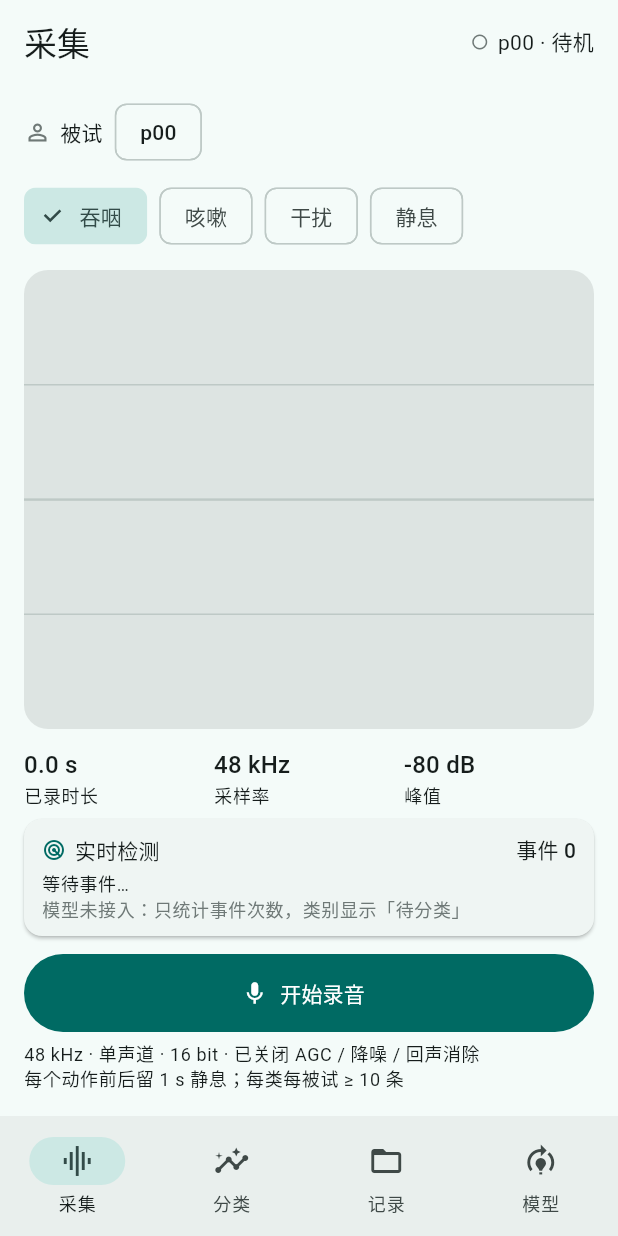
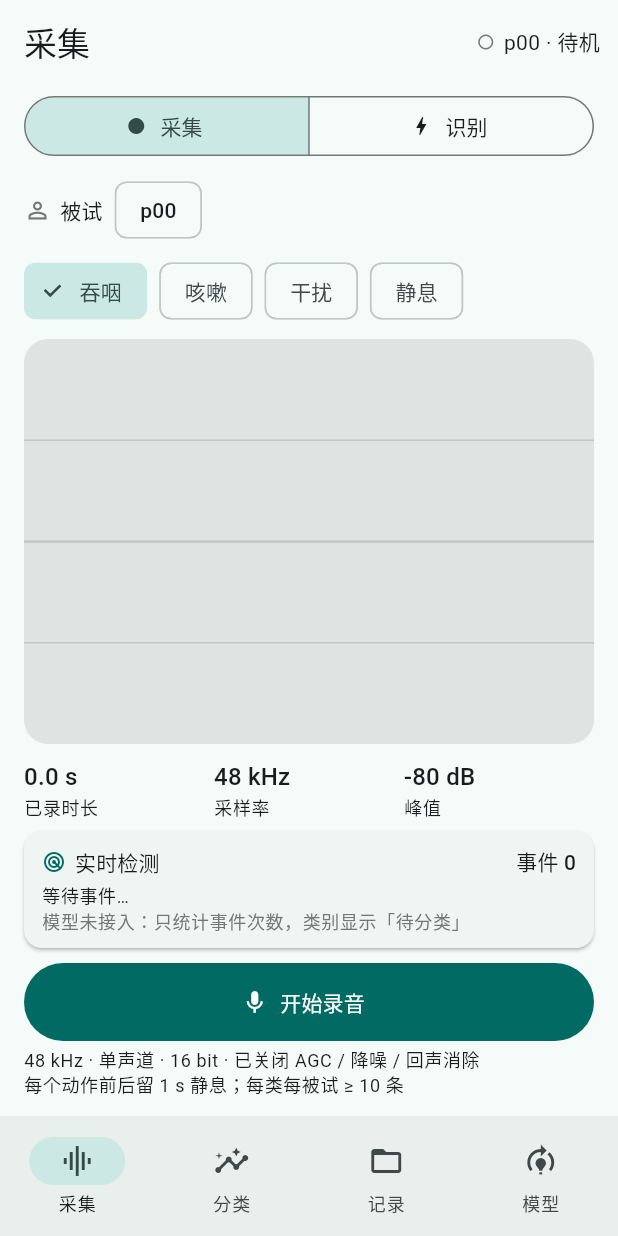
Before and after one commit to qszyljy/swallow-monitor, a Flutter app: the screen it shows after launch, on a phone screen of 412 x 824 dp. Run offline on Flutter 3.47's test engine with Material 3 defaults, Android fonts, the phone set to English and light mode, and no system bars; our stand-ins replace file_picker, share_plus; missing offline and left inert: record.

Commit message:
双模式：采集（落盘）/ 识别（不落盘 + 盲测判对判错）

```diff
--- /dev/null
+++ b/lib/core/benchmark_log.dart
@@ -0,0 +1,45 @@
+import 'dart:io';
+
+import 'package:path_provider/path_provider.dart';
+
+/// 盲测记录的一条：现场判对判错，报告里要用。
+class BenchmarkEntry {
+  const BenchmarkEntry({
+    required this.time,
+    required this.label,
+    required this.score,
+    required this.latencyMs,
+    required this.correct,
+  });
+
+  final DateTime time;
+  final String label;
+  final double score;
+  final int latencyMs;
+  final bool correct;
+
+  String toCsvRow() => '${time.toIso8601String()},$label,'
+      '${score.toStringAsFixed(3)},$latencyMs,${correct ? 1 : 0}';
+}
+
+class BenchmarkLog {
+  /// 写到 `benchmark/bench_<时间戳>.csv`，返回文件，供分享。
+  static Future<File> write(List<BenchmarkEntry> entries) async {
+    final base = await getApplicationDocumentsDirectory();
+    final dir = Directory('${base.path}/benchmark');
+    await dir.create(recursive: true);
+
+    String two(int v) => v.toString().padLeft(2, '0');
+    final now = DateTime.now();
+    final stamp = '${now.year}${two(now.month)}${two(now.day)}_'
+        '${two(now.hour)}${two(now.minute)}${two(now.second)}';
+
+    final file = File('${dir.path}/bench_$stamp.csv');
+    final buffer = StringBuffer('time,label,score,latency_ms,correct\n');
+    for (final entry in entries) {
+      buffer.writeln(entry.toCsvRow());
+    }
+    await file.writeAsString(buffer.toString());
+    return file;
+  }
+}
--- a/lib/core/recorder_service.dart
+++ b/lib/core/recorder_service.dart
@@ -129,7 +129,8 @@ class RecorderService extends ChangeNotifier {
     return path;
   }
 
-  Future<void> start({EventLabel? event}) async {
+  /// [saveAudio] 为 false 时不落盘——识别/盲测模式用，避免现场演示污染数据集。
+  Future<void> start({EventLabel? event, bool saveAudio = true}) async {
     if (recording) return;
     error = null;
     label = event ?? label;
@@ -147,7 +148,7 @@ class RecorderService extends ChangeNotifier {
     }
 
     try {
-      final path = await _nextPath(label);
+      final String? path = saveAudio ? await _nextPath(label) : null;
       await _source.start(wavPath: path);
       lastFile = path;
       _frameSub = _source.frames.listen(_onFrame);
--- a/lib/ui/capture_page.dart
+++ b/lib/ui/capture_page.dart
@@ -1,8 +1,10 @@
 import 'dart:async';
 
 import 'package:flutter/material.dart';
+import 'package:share_plus/share_plus.dart';
 
 import '../core/app_event.dart';
+import '../core/benchmark_log.dart';
 import '../core/contracts/classifier.dart';
 import '../core/contracts/detector.dart';
 import '../core/contracts/sample_source.dart';
@@ -11,6 +13,8 @@ import '../core/recorder_service.dart';
 import '../core/spec.dart';
 import 'event_annotation_page.dart';
 import 'waveform_view.dart';
+
+enum CaptureMode { collect, recognize }
 
 class CapturePage extends StatefulWidget {
   const CapturePage({super.key, required this.recorder});
@@ -25,10 +29,17 @@ class _CapturePageState extends State<CapturePage> {
   late final MicDetector _detector;
   StreamSubscription<SampleFrame>? _frameSub;
   StreamSubscription<DetectionResult>? _resultSub;
+
   DetectionResult? _last;
   final List<AppEvent> _eventLog = <AppEvent>[];
+  CaptureMode _mode = CaptureMode.collect;
+  final List<BenchmarkEntry> _benchLog = <BenchmarkEntry>[];
+  int _benchCorrect = 0;
+  int _benchWrong = 0;
 
   RecorderService get recorder => widget.recorder;
+
+  bool get _recognize => _mode == CaptureMode.recognize;
 
   @override
   void initState() {
@@ -63,30 +74,80 @@ class _CapturePageState extends State<CapturePage> {
     super.dispose();
   }
 
+  void _resetSession() {
+    _detector.reset();
+    _eventLog.clear();
+    _benchLog.clear();
+    _benchCorrect = 0;
+    _benchWrong = 0;
+    _last = null;
+  }
+
   Future<void> _toggle(BuildContext context) async {
     final messenger = ScaffoldMessenger.of(context);
     if (recorder.recording) {
       final seconds = recorder.recordedSeconds;
       final path = recorder.lastFile;
       await recorder.stop();
-      // 事件跟着录音一起落盘，后面才能在「记录」页回看和标注
-      if (path != null && _eventLog.isNotEmpty) {
+      // 只有采集模式落盘，也只有它需要存事件
+      if (!_recognize && path != null && _eventLog.isNotEmpty) {
         unawaited(EventStore.save(path, _eventLog));
       }
-      final name = path?.split('/').last ?? '录音';
+      final name = path?.split('/').last;
       messenger.showSnackBar(
-        SnackBar(content: Text('已保存 $name（${seconds.toStringAsFixed(1)} s）')),
+        SnackBar(
+          content: Text(
+            _recognize
+                ? '已停止识别（识别模式不落盘）'
+                : '已保存 ${name ?? '录音'}（${seconds.toStringAsFixed(1)} s）',
+          ),
+        ),
       );
     } else {
-      _detector.reset();
-      _eventLog.clear();
-      setState(() {
-        _last = null;
-      });
-      await recorder.start();
+      setState(_resetSession);
+      await recorder.start(saveAudio: !_recognize);
       if (recorder.error != null) {
         messenger.showSnackBar(SnackBar(content: Text(recorder.error!)));
       }
+    }
+  }
+
+  Future<void> _markBenchmark(bool correct) async {
+    final last = _last;
+    if (last == null) return;
+    setState(() {
+      _benchLog.add(
+        BenchmarkEntry(
+          time: DateTime.now(),
+          label: last.label,
+          score: last.score,
+          latencyMs: last.latencyMs,
+          correct: correct,
+        ),
+      );
+      if (correct) {
+        _benchCorrect++;
+      } else {
+        _benchWrong++;
+      }
+    });
+  }
+
+  Future<void> _exportBenchmark() async {
+    if (_benchLog.isEmpty) return;
+    try {
+      final file = await BenchmarkLog.write(_benchLog);
+      await SharePlus.instance.share(
+        ShareParams(
+          files: [XFile(file.path)],
+          subject: '盲测记录 ${_benchLog.length} 条',
+        ),
+      );
+    } catch (e) {
+      if (!mounted) return;
+      ScaffoldMessenger.of(context).showSnackBar(
+        SnackBar(content: Text('导出失败：$e')),
+      );
     }
   }
 
@@ -101,8 +162,14 @@ class _CapturePageState extends State<CapturePage> {
           appBar: AppBar(
             title: const Text('采集'),
             actions: [
+              if (_recognize)
+                IconButton(
+                  tooltip: '导出盲测记录',
+                  onPressed: _benchLog.isEmpty ? null : _exportBenchmark,
+                  icon: const Icon(Icons.table_chart),
+                ),
               Padding(
-                padding: const EdgeInsets.only(right: 16),
+                padding: const EdgeInsets.only(right: 12),
                 child: Center(
                   child: Row(
                     children: [
@@ -114,7 +181,11 @@ class _CapturePageState extends State<CapturePage> {
                         color: recording ? scheme.error : scheme.outline,
                       ),
                       const SizedBox(width: 6),
-                      Text('${recorder.subject} · ${recording ? '录音中' : '待机'}'),
+                      Text(
+                        _recognize
+                            ? (recording ? '识别中' : '识别待机')
+                            : '${recorder.subject} · ${recording ? '录音中' : '待机'}',
+                      ),
                     ],
                   ),
                 ),
@@ -123,14 +194,28 @@ class _CapturePageState extends State<CapturePage> {
           ),
           body: SafeArea(
             child: Padding(
-              padding: const EdgeInsets.fromLTRB(16, 8, 16, 16),
+              padding: const EdgeInsets.fromLTRB(16, 4, 16, 12),
               child: Column(
                 crossAxisAlignment: CrossAxisAlignment.stretch,
                 children: [
-                  _subjectRow(context, enabled: !recording),
+                  _modeBar(recording),
                   const SizedBox(height: 8),
-                  _labelPicker(enabled: !recording),
-                  const SizedBox(height: 12),
+                  if (!_recognize) ...[
+                    _subjectRow(context, enabled: !recording),
+                    const SizedBox(height: 6),
+                    _labelPicker(enabled: !recording),
+                    const SizedBox(height: 8),
+                  ] else
+                    Padding(
+                      padding: const EdgeInsets.only(bottom: 6),
+                      child: Text(
+                        '识别模式：不落盘，用于演示与盲测',
+                        style: Theme.of(context)
+                            .textTheme
+                            .bodySmall
+                            ?.copyWith(color: scheme.outline),
+                      ),
+                    ),
                   Expanded(
                     child: ClipRRect(
                       borderRadius: BorderRadius.circular(16),
@@ -143,23 +228,37 @@ class _CapturePageState extends State<CapturePage> {
                       ),
                     ),
                   ),
-                  const SizedBox(height: 12),
+                  const SizedBox(height: 10),
                   _metrics(context),
                   const SizedBox(height: 8),
-                  _detectionCard(context),
-                  const SizedBox(height: 12),
+                  _recognize ? _bigResult(context) : _detectionCard(context),
+                  if (_recognize && _eventLog.isNotEmpty) ...[
+                    const SizedBox(height: 8),
+                    _benchmarkRow(),
+                  ],
+                  const SizedBox(height: 10),
                   FilledButton.icon(
                     onPressed: () => _toggle(context),
-                    icon: Icon(recording ? Icons.stop : Icons.mic),
-                    label: Text(recording ? '停止并保存' : '开始录音'),
+                    icon: Icon(
+                      recording
+                          ? Icons.stop
+                          : (_recognize ? Icons.bolt : Icons.mic),
+                    ),
+                    label: Text(
+                      recording
+                          ? (_recognize ? '停止识别' : '停止并保存')
+                          : (_recognize ? '开始识别' : '开始录音'),
+                    ),
                     style: FilledButton.styleFrom(
                       minimumSize: const Size.fromHeight(52),
                     ),
                   ),
-                  const SizedBox(height: 6),
+                  const SizedBox(height: 4),
                   Text(
-                    '48 kHz · 单声道 · 16 bit · 已关闭 AGC / 降噪 / 回声消除\n'
-                    '每个动作前后留 1 s 静息；每类每被试 ≥ 10 条',
+                    _recognize
+                        ? '识别模式只跑推理，不写文件；判对/判错会记进盲测表'
+                        : '48 kHz · 单声道 · 16 bit · 已关闭 AGC / 降噪 / 回声消除\n'
+                            '每个动作前后留 1 s 静息；每类每被试 ≥ 10 条',
                     style: Theme.of(context).textTheme.bodySmall,
                   ),
                 ],
@@ -168,6 +267,33 @@ class _CapturePageState extends State<CapturePage> {
           ),
         );
       },
+    );
+  }
+
+  Widget _modeBar(bool recording) {
+    return SegmentedButton<CaptureMode>(
+      segments: const [
+        ButtonSegment(
+          value: CaptureMode.collect,
+          icon: Icon(Icons.fiber_manual_record, size: 16),
+          label: Text('采集'),
+        ),
+        ButtonSegment(
+          value: CaptureMode.recognize,
+          icon: Icon(Icons.bolt, size: 16),
+          label: Text('识别'),
+        ),
+      ],
+      selected: {_mode},
+      showSelectedIcon: false,
+      onSelectionChanged: recording
+          ? null
+          : (values) {
+              setState(() {
+                _mode = values.first;
+                _resetSession();
+              });
+            },
     );
   }
 
@@ -354,4 +480,70 @@ class _CapturePageState extends State<CapturePage> {
       ),
     );
   }
+
+  Widget _bigResult(BuildContext context) {
+    final scheme = Theme.of(context).colorScheme;
+    final last = _last;
+    final label = last == null
+        ? '等待事件'
+        : (last.label == 'pending' ? '待分类' : last.label);
+    return Card(
+      margin: EdgeInsets.zero,
+      child: Padding(
+        padding: const EdgeInsets.symmetric(horizontal: 16, vertical: 10),
+        child: Column(
+          children: [
+            Row(
+              children: [
+                Icon(Icons.bolt, size: 16, color: scheme.primary),
+                const SizedBox(width: 6),
+                Text('实时识别', style: Theme.of(context).textTheme.labelLarge),
+                const Spacer(),
+                Text('事件 ${_eventLog.length}',
+                    style: Theme.of(context).textTheme.titleSmall),
+              ],
+            ),
+            Text(label, style: Theme.of(context).textTheme.displaySmall),
+            Text(
+              last == null
+                  ? '—'
+                  : '${(last.score * 100).toStringAsFixed(0)}% · '
+                      '推理 ${last.latencyMs} ms',
+              style: Theme.of(context).textTheme.bodySmall,
+            ),
+            if (!_detector.ready)
+              Text(
+                '模型未接入，类别显示「待分类」',
+                style: Theme.of(context)
+                    .textTheme
+                    .bodySmall
+                    ?.copyWith(color: scheme.outline),
+              ),
+          ],
+        ),
+      ),
+    );
+  }
+
+  Widget _benchmarkRow() {
+    return Row(
+      children: [
+        Expanded(
+          child: OutlinedButton.icon(
+            onPressed: () => _markBenchmark(true),
+            icon: const Icon(Icons.check, size: 18),
+            label: Text('判对 $_benchCorrect'),
+          ),
+        ),
+        const SizedBox(width: 8),
+        Expanded(
+          child: OutlinedButton.icon(
+            onPressed: () => _markBenchmark(false),
+            icon: const Icon(Icons.close, size: 18),
+            label: Text('判错 $_benchWrong'),
+          ),
+        ),
+      ],
+    );
+  }
 }
```
